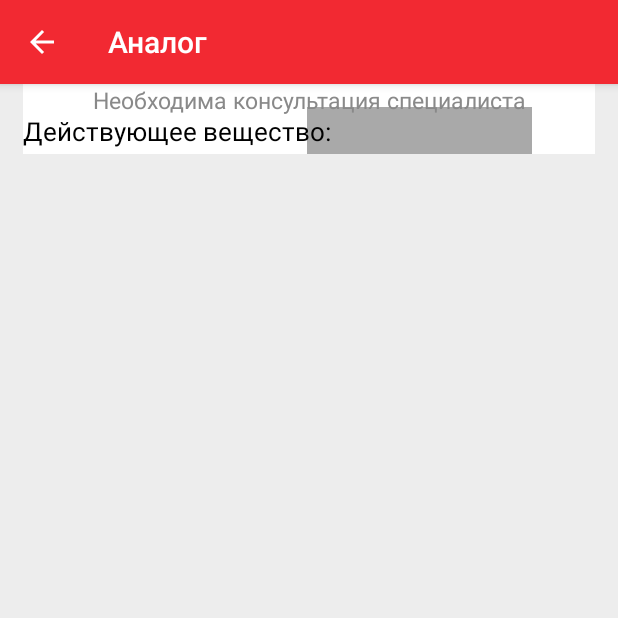
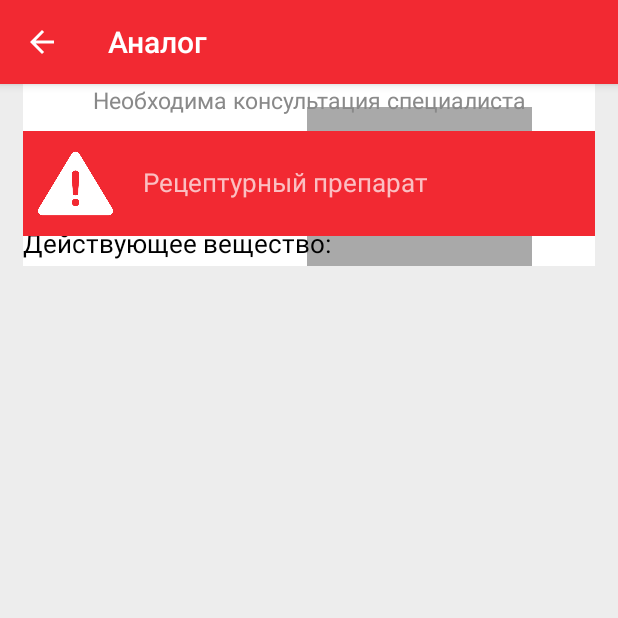
Before and after one commit to kamikhai/Pain_Search, an Android app: the Analog screen opened directly, with no data from a screen before it, on a phone screen of 412 x 824 dp, the top half of it. Run offline under Robolectric (Android 15) with nearby library versions, the phone set to English and light mode, and no system bars; 14 statements that could not run were skipped.

Commit message:
Исправление багов

```diff
--- a/app/src/main/java/com/example/rrota/pain_s/DrugsInfo.java
+++ b/app/src/main/java/com/example/rrota/pain_s/DrugsInfo.java
@@ -28,7 +28,7 @@ public class DrugsInfo extends BaseActivity {
 
         //Загрузка WebView
         setContentView(R.layout.drug_information);
-        webView = (WebView) findViewById(R.id.webWiew2);
+        webView = (WebView) findViewById(R.id.dr_info);
         webView.setWebViewClient(new WebViewClient());
         WebSettings webSettings = webView.getSettings();
         webSettings.setJavaScriptEnabled(true);
--- a/app/src/main/res/layout/analog.xml
+++ b/app/src/main/res/layout/analog.xml
@@ -262,10 +262,10 @@
 
         <LinearLayout
             android:id="@+id/danger"
-            android:visibility="gone"
+
             android:layout_width="match_parent"
             android:layout_height="70dp"
-            android:layout_marginBottom="2dp"
+            android:layout_marginBottom="20dp"
             android:layout_marginEnd="15dp"
             android:layout_marginLeft="15dp"
             android:layout_marginRight="15dp"
@@ -295,10 +295,10 @@
                 android:layout_height="wrap_content"
                 android:layout_marginLeft="20dp"
                 android:layout_marginStart="20dp"
-                android:layout_marginTop="25dp"
+                android:layout_marginTop="22dp"
                 android:layout_weight="1"
                 android:text="Рецептурный препарат"
-                android:textSize="20sp" />
+                android:textSize="17sp" />
         </LinearLayout>
     </android.support.constraint.ConstraintLayout>
 </ScrollView>
--- a/app/src/main/res/layout/drug_information.xml
+++ b/app/src/main/res/layout/drug_information.xml
@@ -7,7 +7,7 @@
     android:layout_height="match_parent">
 
     <WebView
-        android:id="@+id/webWiew2"
+        android:id="@+id/dr_info"
         android:layout_width="match_parent"
         android:layout_height="match_parent"
         android:layout_marginBottom="8dp"
```
Also changed, not shown: app/src/main/java/com/example/rrota/pain_s/History.java (+0 -27 lines).
